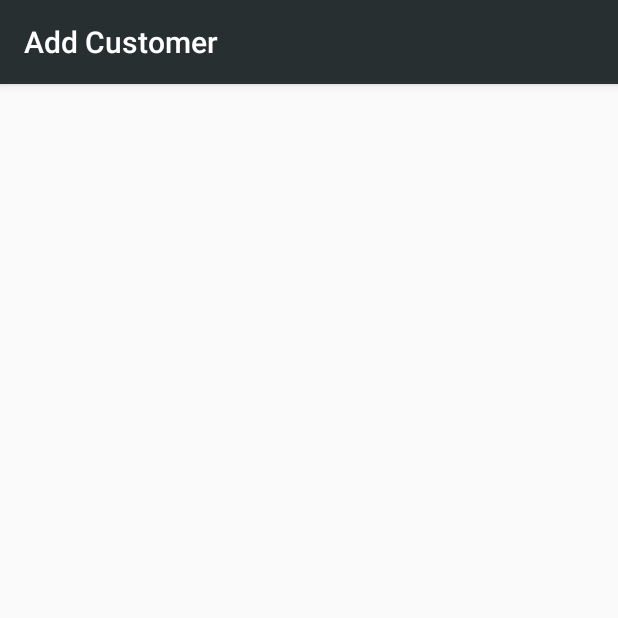
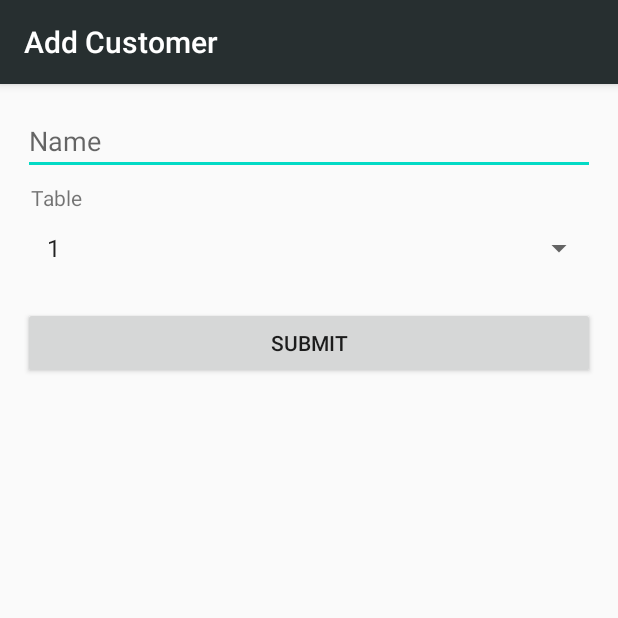
Before and after one commit to mlph-ccaponpon/android-table-reservation, an Android app: the AddCustomerActivity screen opened directly, with no data from a screen before it, on a phone screen of 412 x 824 dp, the top half of it. Run offline under Robolectric (Android 15) with nearby library versions, the phone set to English and light mode, and no system bars; our stand-ins replace RxJava.

Commit message:
Added Room Database connection, Added function for saving customer details

```diff
--- a/app/src/main/java/com/example/tablereservation/activity/AddCustomerActivity.kt
+++ b/app/src/main/java/com/example/tablereservation/activity/AddCustomerActivity.kt
@@ -1,13 +1,73 @@
 package com.example.tablereservation.activity
 
+import android.content.Intent
 import androidx.appcompat.app.AppCompatActivity
 import android.os.Bundle
+import android.util.Log
+import android.view.View
+import android.widget.*
 import com.example.tablereservation.R
+import com.example.tablereservation.database.AppDatabase
+import com.example.tablereservation.model.Customer
+import io.reactivex.Observable
+import io.reactivex.android.schedulers.AndroidSchedulers
+import io.reactivex.schedulers.Schedulers
 
 class AddCustomerActivity : AppCompatActivity() {
+    lateinit var customerName: EditText
+    lateinit var tableSpinner: Spinner
+    lateinit var submitButton: Button
+    lateinit var appDatabase: AppDatabase
+
     override fun onCreate(savedInstanceState: Bundle?) {
         super.onCreate(savedInstanceState)
         setContentView(R.layout.activity_add_customer)
         supportActionBar?.title = getString(R.string.add_customer)
+
+        initAddCustomerForm()
+    }
+
+    private fun initAddCustomerForm(){
+        initCustomerName()
+        initTableSpinner()
+        initSubmitButton()
+    }
+
+    private fun initCustomerName(){
+        customerName = findViewById(R.id.customer_name)
+    }
+
+    private fun initTableSpinner(){
+        val tableOptions = arrayOf(1, 2, 3, 4)
+
+        tableSpinner = findViewById(R.id.table_spinner)
+        tableSpinner.adapter = ArrayAdapter<Int>(this, android.R.layout.simple_list_item_1,tableOptions)
+        tableSpinner.onItemSelectedListener = object : AdapterView.OnItemSelectedListener{
+            override fun onNothingSelected(adapterView: AdapterView<*>?) {
+                //TODO
+            }
+
+            override fun onItemSelected(adapterView: AdapterView<*>?, view: View?, position: Int, id: Long) {
+                //TODO
+            }
+        }
+    }
+
+    private fun initSubmitButton(){
+        submitButton = findViewById(R.id.add_customer_submit)
+        submitButton.setOnClickListener(View.OnClickListener {
+            // Save Customer
+            Observable.fromCallable {
+                var customer = Customer(0, customerName.text.toString(), tableSpinner.selectedItem as Int)
+                appDatabase = AppDatabase.getDatabase(this)
+                appDatabase.customerDao().saveCustomer(customer)
+            }.doOnNext {
+                val mainIntent = Intent(this, MainActivity::class.java)
+                startActivity(mainIntent)
+            }.subscribeOn(Schedulers.io())
+                .observeOn(AndroidSchedulers.mainThread())
+                .subscribe()
+
+        })
     }
 }
--- a/app/src/main/res/layout/activity_add_customer.xml
+++ b/app/src/main/res/layout/activity_add_customer.xml
@@ -1,9 +1,44 @@
 <?xml version="1.0" encoding="utf-8"?>
-<androidx.constraintlayout.widget.ConstraintLayout xmlns:android="http://schemas.android.com/apk/res/android"
+<LinearLayout xmlns:android="http://schemas.android.com/apk/res/android"
     xmlns:app="http://schemas.android.com/apk/res-auto"
     xmlns:tools="http://schemas.android.com/tools"
+    android:id="@+id/add_customer_layout"
     android:layout_width="match_parent"
     android:layout_height="match_parent"
+    android:orientation="vertical"
+    android:padding="15dp"
     tools:context=".activity.AddCustomerActivity">
 
-</androidx.constraintlayout.widget.ConstraintLayout>
+    <EditText
+        android:id="@+id/customer_name"
+        android:layout_width="match_parent"
+        android:layout_height="wrap_content"
+        android:autofillHints="@string/customer_name"
+        android:ems="10"
+        android:hint="@string/customer_name"
+        android:inputType="textPersonName" />
+
+    <TextView
+        android:id="@+id/table_label"
+        android:layout_width="match_parent"
+        android:layout_height="wrap_content"
+        android:layout_marginStart="5dp"
+        android:layout_marginLeft="5dp"
+        android:layout_marginTop="5dp"
+        android:text="@string/customer_table" />
+
+    <Spinner
+        android:id="@+id/table_spinner"
+        android:layout_width="match_parent"
+        android:layout_height="wrap_content"
+        android:contentDescription="@string/customer_name" />
+
+    <Button
+        android:id="@+id/add_customer_submit"
+        android:layout_width="match_parent"
+        android:layout_height="wrap_content"
+        android:layout_marginTop="15dp"
+        android:text="@string/submit" />
+
+
+</LinearLayout>
--- a/app/src/main/res/values/strings.xml
+++ b/app/src/main/res/values/strings.xml
@@ -1,6 +1,13 @@
 <resources>
+    <!-- Main Activity -->
     <string name="app_name">Table Reservation</string>
     <string name="table_id">Table %d</string>
+    <string name="clear_tables">Clear Tables</string>
+
+    <!-- Add Customer Activity -->
     <string name="add_customer">Add Customer</string>
-    <string name="clear_tables">Clear Tables</string>
+    <string name="customer_name">Name</string>
+    <string name="customer_table">Table</string>
+    <string name="submit">Submit</string>
+
 </resources>
```
Also changed, not shown: app/build.gradle (+17 -0 lines), app/src/main/java/com/example/tablereservation/dao/CustomerDao.kt (added, +22 -0 lines), app/src/main/java/com/example/tablereservation/database/AppDatabase.kt (added, +36 -0 lines), app/src/main/java/com/example/tablereservation/model/Customer.kt (added, +18 -0 lines).
